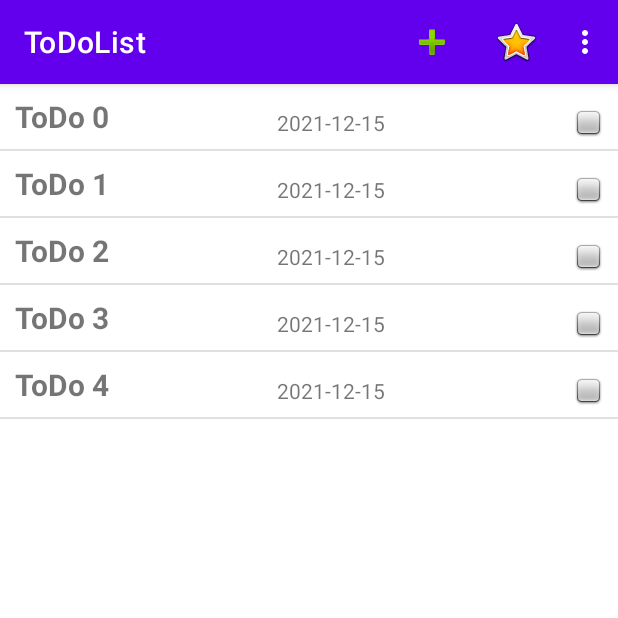
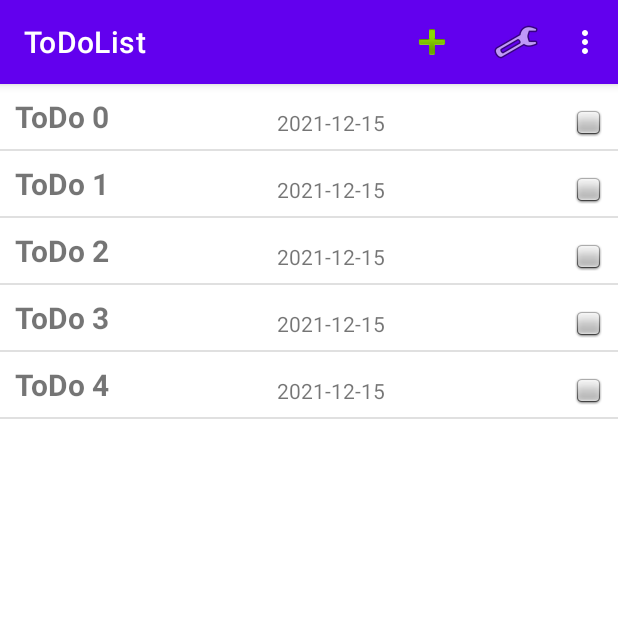
Before and after one commit to tobmei/ToDoList, an Android app: the screen it shows after launch (MainActivity), in the options menu, after a tap on "Dummies", on a phone screen of 412 x 824 dp, the top half of it. Run offline under Robolectric (Android 15) with nearby library versions, the phone set to English and light mode, and no system bars.

Commit message:
changed settings icon

```diff
--- a/app/src/main/res/menu/optionsmenu.xml
+++ b/app/src/main/res/menu/optionsmenu.xml
@@ -9,7 +9,7 @@
         app:showAsAction="ifRoom" />
     <item
         android:id="@+id/omSettings"
-        android:icon="@android:drawable/btn_star_big_on"
+        android:icon="@android:drawable/ic_menu_manage"
         android:title="Item"
         app:showAsAction="ifRoom" />
     <item
```
